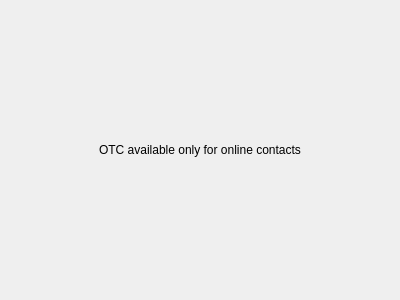
First picture: the form in BlockSettleUILib/OTCContactNetStatusShield.ui, repository BlockSettle/terminal, before the edit.
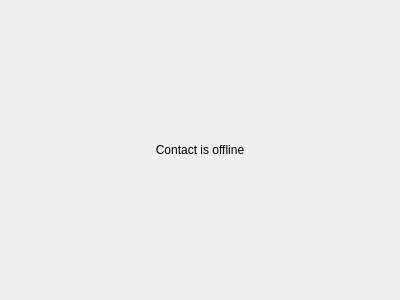
Second picture: the form after the edit.

Commit message: Updated shield text for offline contact

Diff of the .ui file:
```diff
--- a/BlockSettleUILib/OTCContactNetStatusShield.ui
+++ b/BlockSettleUILib/OTCContactNetStatusShield.ui
@@ -20,7 +20,7 @@
    <item>
     <widget class="QLabel" name="label">
      <property name="text">
-      <string>OTC available only for online contacts</string>
+      <string>Contact is offline</string>
      </property>
      <property name="alignment">
       <set>Qt::AlignCenter</set>
```
